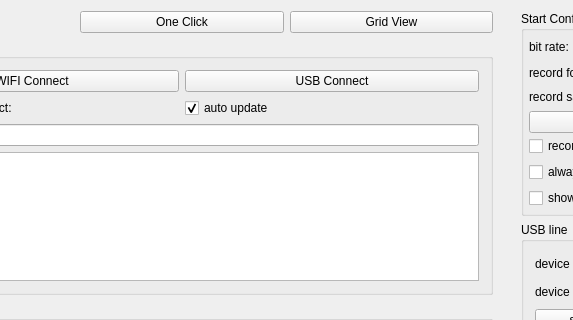
The window that QtScrcpy/ui/dialog.ui (anirudhatalmale6-alt/QtScrcpy-custom) describes before a commit, drawn with Qt 5; both pictures show x 140 to 713 and y 0 to 320 of the 1293 by 502 pixel window.
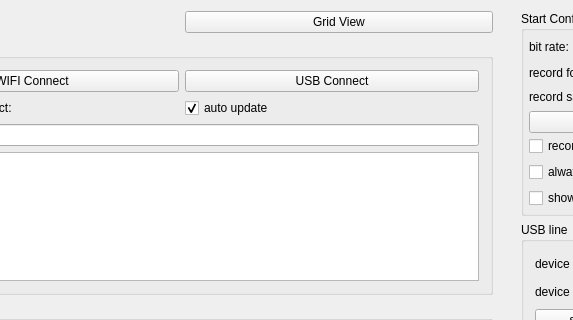
The same window after the commit.

Commit message: Replace One Click with Grid View button - single button opens grid directly

Patch:
```diff
--- a/QtScrcpy/ui/dialog.ui
+++ b/QtScrcpy/ui/dialog.ui
@@ -65,19 +65,6 @@
            </sizepolicy>
           </property>
           <property name="text">
-           <string>One Click</string>
-          </property>
-         </widget>
-        </item>
-        <item>
-         <widget class="QPushButton" name="gridViewBtn">
-          <property name="sizePolicy">
-           <sizepolicy hsizetype="Preferred" vsizetype="Maximum">
-            <horstretch>0</horstretch>
-            <verstretch>0</verstretch>
-           </sizepolicy>
-          </property>
-          <property name="text">
            <string>Grid View</string>
           </property>
          </widget>
```
The commit also changes 2 other files.
